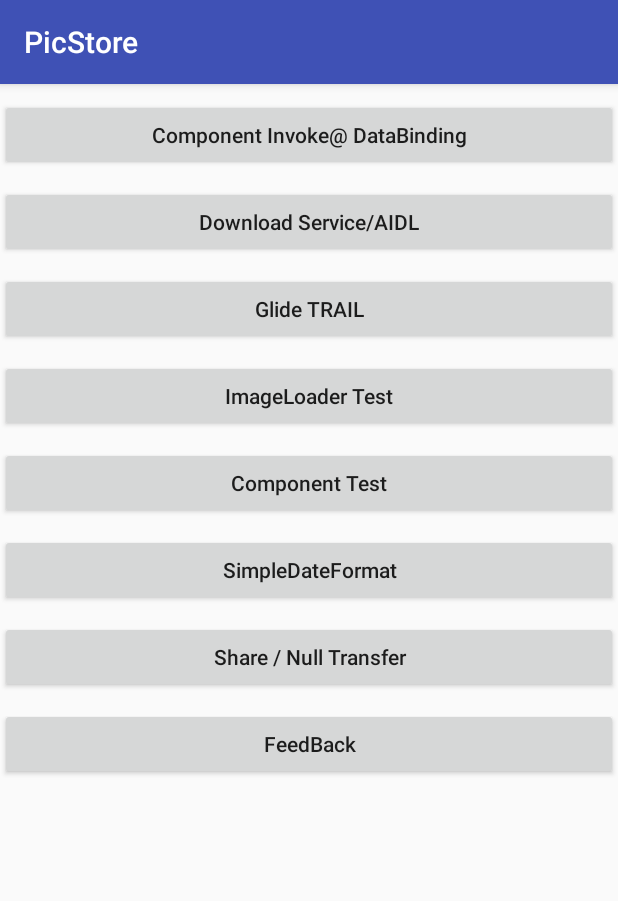
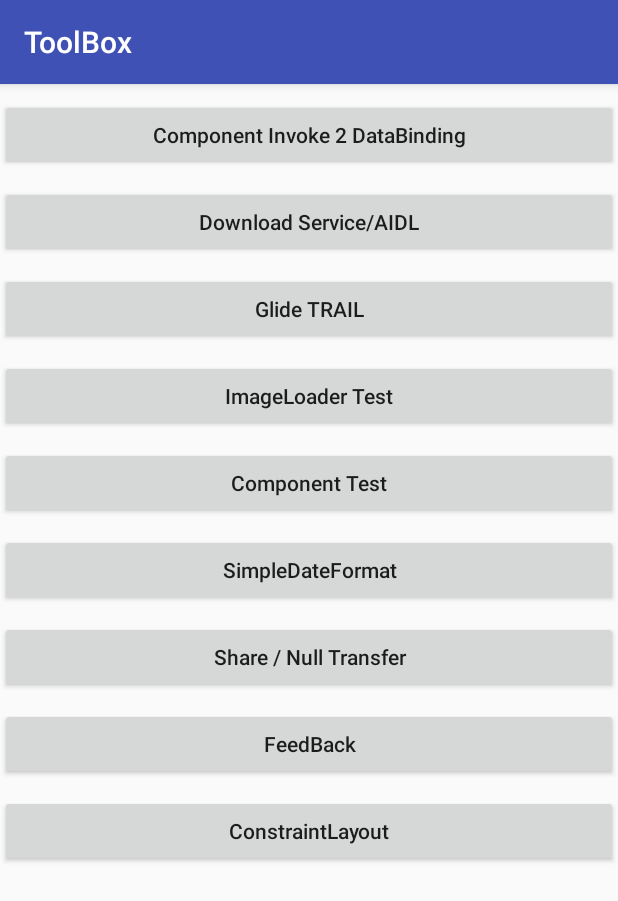
Before and after one commit to ceycochan/PicStore-master, an Android app: the screen it shows after launch (MainActivity), after a tap on "Glide TRAIL", on a phone screen of 412 x 824 dp. Shown: the top 901 px of the screen. Run offline under Robolectric (Android 15) with nearby library versions, the phone set to English and light mode, and no system bars; our stand-ins replace ButterKnife.

Commit message:
add ConstraintLayout

```diff
--- a/app/src/main/AndroidManifest.xml
+++ b/app/src/main/AndroidManifest.xml
@@ -54,6 +54,12 @@
         but declaring a configuration with this attribute will prevent the activity from being restarted.
         Instead, the activity remains running and its onConfigurationChanged() method is called.-->
 
+        <activity
+            android:name=".ui.ConstraintActivity"
+            android:enabled="true"
+            android:exported="false"
+            android:screenOrientation="portrait" />
+
     </application>
 
 </manifest>
--- a/app/src/main/java/com/nshane/picstore/MainActivity.java
+++ b/app/src/main/java/com/nshane/picstore/MainActivity.java
@@ -12,6 +12,7 @@ import android.widget.Toast;
 
 import com.nshane.picstore.config.Constant;
 import com.nshane.picstore.http.MyTask;
+import com.nshane.picstore.ui.ConstraintActivity;
 import com.nshane.picstore.ui.FeedbackActivity;
 import com.nshane.picstore.ui.ServiceActivity;
 import com.nshane.picstore.utils.FileUtil;
@@ -40,6 +41,8 @@ public class MainActivity extends AppCompatActivity {
     Button btn7;
     @BindView(R.id.btn_8)
     Button btn8;
+    @BindView(R.id.btn_9)
+    Button btn9;
 
 
     @Override
@@ -52,7 +55,7 @@ public class MainActivity extends AppCompatActivity {
     }
 
 
-    @OnClick({R.id.btn_1, R.id.btn_2, R.id.btn_3, R.id.btn_4, R.id.btn_5, R.id.btn_6, R.id.btn_7, R.id.btn_8})
+    @OnClick({R.id.btn_1, R.id.btn_2, R.id.btn_3, R.id.btn_4, R.id.btn_5, R.id.btn_6, R.id.btn_7, R.id.btn_8, R.id.btn_9})
     public void onViewClicked(View view) {
         switch (view.getId()) {
             case R.id.btn_1:
@@ -92,6 +95,8 @@ public class MainActivity extends AppCompatActivity {
                  */
                 startActivity(new Intent(this, FeedbackActivity.class));
                 break;
+            case R.id.btn_9:
+                startActivity(new Intent(this, ConstraintActivity.class)); // for layout test only
             default:
                 break;
         }
--- a/app/src/main/java/com/nshane/picstore/ui/ServiceActivity.java
+++ b/app/src/main/java/com/nshane/picstore/ui/ServiceActivity.java
@@ -45,7 +45,6 @@ public class ServiceActivity extends AppCompatActivity {
         }
     };
 
-
     @Override
     protected void onCreate(@Nullable Bundle savedInstanceState) {
         super.onCreate(savedInstanceState);
--- a/app/src/main/res/layout/activity_main.xml
+++ b/app/src/main/res/layout/activity_main.xml
@@ -12,7 +12,7 @@
         android:layout_width="match_parent"
         android:layout_height="wrap_content"
         android:layout_marginTop="10dp"
-        android:text="Component Invoke@ DataBinding"
+        android:text="Component Invoke 2 DataBinding"
         android:textAllCaps="false" />
 
     <Button
@@ -73,4 +73,15 @@
         android:text="FeedBack"
         android:textAllCaps="false" />
 
+    <Button
+        android:id="@+id/btn_9"
+        android:layout_width="match_parent"
+        android:layout_height="wrap_content"
+        android:layout_marginTop="10dp"
+        android:text="ConstraintLayout"
+        android:textAllCaps="false" />
+
+
+
+
 </LinearLayout>
--- a/app/src/main/res/values/strings.xml
+++ b/app/src/main/res/values/strings.xml
@@ -1,4 +1,4 @@
 <resources>
-    <string name="app_name">PicStore</string>
+    <string name="app_name">ToolBox</string>
     <string name="share">Share to</string>
 </resources>
```
Also changed, not shown: app/src/main/java/com/nshane/picstore/ui/ConstraintActivity.java (added, +19 -0 lines), app/src/main/res/layout/activity_contraint.xml (added, +7 -0 lines), 1 other file.
